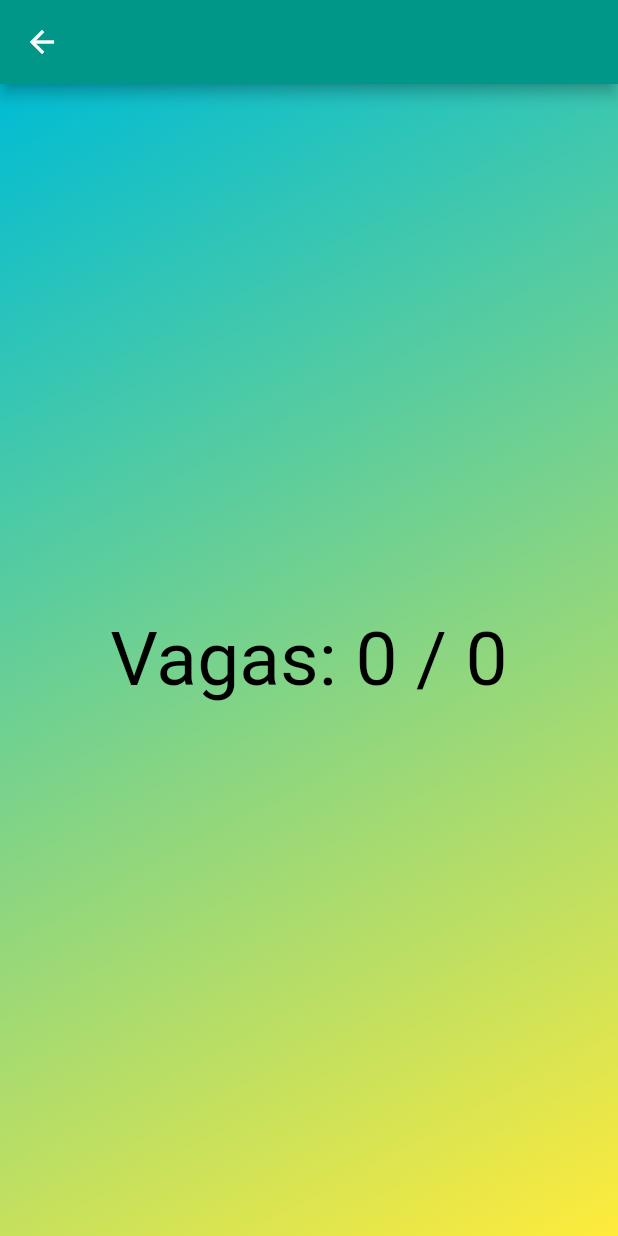
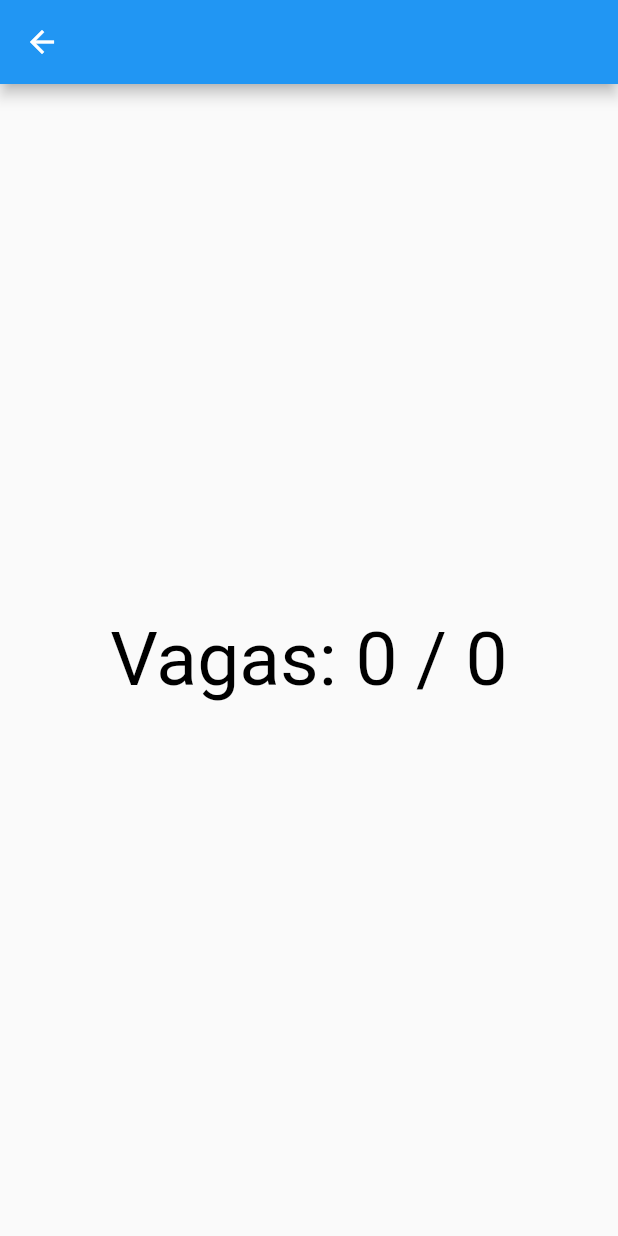
Before and after one commit to joaomiguelmarchi/Projeto-Final, a Flutter app: the screen it shows after launch, after a tap on "Vagas Utilizadas", on a phone screen of 412 x 824 dp. Run offline on Flutter 3.47's test engine with Material 2 defaults, Android fonts, the phone set to English and light mode, and no system bars; our stand-ins replace image_picker, shared_preferences, sqflite; accounts and stored records are empty.

Commit message:
Commit 08/12

```diff
--- a/lib/controller/provider_try.dart
+++ b/lib/controller/provider_try.dart
@@ -1,20 +1,32 @@
 import 'dart:io';
 import 'package:flutter/material.dart';
-import 'package:projeto_final/model/vagas.dart';
+import 'package:projeto_final/model/lots.dart';
 import 'package:projeto_final/model/cars.dart';
 import 'package:projeto_final/model/records.dart';
 import 'package:shared_preferences/shared_preferences.dart';
 
 const _num = "_num";
 
+var darkTheme = ThemeData(
+  primarySwatch: Colors.teal,
+  brightness: Brightness.dark,
+  visualDensity: VisualDensity.adaptivePlatformDensity,
+);
+
+var lightTheme = ThemeData(
+  primarySwatch: Colors.blue,
+  brightness: Brightness.light,
+  visualDensity: VisualDensity.adaptivePlatformDensity,
+);
+
 class ProviderTry extends ChangeNotifier {
-  List<Vaga> listateste = [];
+  List<Lots> listoflots = [];
   List<Cars> listacars = [];
   List<Records> listrecords = [];
-  String? name, plate, start, end;
-  File? photo;
-  int index = 0;
-
+  int numberofcars = 0;
+  var themevar;
+  bool theme = true;
+  File? image;
   ProviderTry() {
     init();
   }
@@ -41,47 +53,36 @@ class ProviderTry extends ChangeNotifier {
   }
 
   buildList() {
-    listateste.clear();
+    listoflots.clear();
     for (int i = 0; i < _numberOfLots; i++) {
-      listateste.add(Vaga(
+      listoflots.add(Lots(
         name: "Vaga ${i + 1}"
       ));
     }
     notifyListeners();
   }
+  getl(int i){
+    numberofcars = i;
+  }
 
-  removeCar(Cars car, String end1) {
-    name=car.ownername;
-    plate=car.carId;
-    end=end1;
-    photo = car.photo;
-    start=car.start;
-    listacars.remove(car);
+  addRegister(String name, plate, start) {
+  listrecords.add(Records(name: name, plate: plate, startDate: start,));
     notifyListeners();
   }
 
-  aumentar() {
-    index++;
+  changeTheme(bool b){
+    theme = b;
+    print(theme);
     notifyListeners();
   }
+  getTheme(){
 
-  reiniciar() {
-    index = 0;
-    notifyListeners();
+    if (theme==true){
+      themevar = lightTheme;
+    }else{
+      themevar= darkTheme;
+    }
+    return themevar;
   }
 
-  addCar(
-      String owner, String car, File? carPhoto, String startDate) {
-    listacars.add(Cars(
-        ownername: owner,
-        carId: car,
-        photo: carPhoto,
-        start: startDate,));
-    notifyListeners();
-  }
-
-  addRegister(String name, plate, start) {
-  listrecords.add(Records(name: name, plate: plate, startDate: start));
-    notifyListeners();
-  }
 }
--- a/lib/main.dart
+++ b/lib/main.dart
@@ -1,15 +1,15 @@
 import 'package:flutter/material.dart';
 import 'package:projeto_final/controller/provider_try.dart';
-import 'package:projeto_final/view/a.dart';
-import 'package:projeto_final/view/car_screen.dart';
+import 'package:projeto_final/view/cars_screen.dart';
 import 'package:projeto_final/view/enter_screen.dart';
 import 'package:projeto_final/view/initial_screen.dart';
 import 'package:projeto_final/view/records_screen.dart';
 import 'package:projeto_final/view/screen1.1.dart';
 import 'package:projeto_final/view/screen1.dart';
 import 'package:projeto_final/view/screen2.dart';
+import 'package:projeto_final/view/settings_screen.dart';
 import 'package:provider/provider.dart';
-import 'package:projeto_final/view/vagas_screen.dart';
+import 'package:projeto_final/view/lots_screen.dart';
 
 void main() {
   runApp(
@@ -30,12 +30,11 @@ class MyApp extends StatefulWidget {
 class _MyAppState extends State<MyApp> {
   @override
   Widget build(BuildContext context) {
+    final state = Provider.of<ProviderTry>(context);
     return MaterialApp(
       debugShowCheckedModeBanner: false,
       title: 'Flutter Demo',
-      theme: ThemeData(
-        primarySwatch: Colors.teal,
-      ),
+      theme: state.getTheme(),
      initialRoute: '/',
      routes: {
         '/' : (context) => const InitialScreen(),
@@ -43,10 +42,10 @@ class _MyAppState extends State<MyApp> {
        'screen1.1' : (context) => const ScreenOneEOne(),
        'screen2' : (context) => const ScreenTwo(),
        'enterscreen' : (context) => const EnterScreen(),
-       // 'carscreen' : (context) => const CarScreen(),
-       'vagasrest' : (context) => const  VagasRestantesScreen(),
+        'carsscreen' : (context) => const CarsScreen(),
+       'vagasrest' : (context) => const  LotsScreen(),
        'recordsscreen' : (context) => const  RecordsScreen(),
-       'a' : (context) => const  A(),
+       'settings' : (context) => const  Settings(),
      },
     );
   }
--- a/lib/model/vagas.dart
+++ b/lib/model/lots.dart
@@ -1,7 +1,7 @@
 import 'package:flutter/material.dart';
 
-class Vaga extends StatelessWidget {
-  const Vaga({required this.name, Key? key})
+class Lots extends StatelessWidget {
+  const Lots({required this.name, Key? key})
       : super(key: key);
   final String name;
 
@@ -25,6 +25,7 @@ class Vaga extends StatelessWidget {
             name,
             style: const TextStyle(
                 fontSize: 25,
+              color: Colors.black
             ),
           ),
               )
--- a/lib/view/initial_screen.dart
+++ b/lib/view/initial_screen.dart
@@ -15,25 +15,23 @@ class _InitialScreenState extends State<InitialScreen> {
     final state = Provider.of<ProviderTry>(context);
     return Scaffold(
       body: Center(
-        child: Container(
-          decoration: const BoxDecoration(
-            gradient: LinearGradient(
-                begin: Alignment.topLeft,
-                end: Alignment.bottomRight,
-                colors: [
-                  Colors.cyan,
-                  Colors.yellow,
-                ]),
-          ),
         child: ListView(children: [
           Column(
             mainAxisAlignment: MainAxisAlignment.start,
             children: [
-                SizedBox(
+              (state.theme)
+                  ? SizedBox(
                       height: 400,
                       width: 400,
                       child: Image.asset(
                         'assets/images/logo.png',
+                      ),
+                    )
+                  : SizedBox(
+                      height: 400,
+                      width: 400,
+                      child: Image.asset(
+                        'assets/images/logo_dark.png',
                       ),
                     ),
               Row(
@@ -51,8 +49,8 @@ class _InitialScreenState extends State<InitialScreen> {
                       child: ElevatedButton(
                         onPressed: () {
                           state.init();
-                            if (state.listateste.isEmpty ||
-                                state.numberOfLots != state.listateste.length) {
+                          if (state.listoflots.isEmpty ||
+                              state.numberOfLots != state.listoflots.length) {
                             state.buildList();
                           }
                           Navigator.pushNamed(context, 'screen1');
@@ -126,7 +124,7 @@ class _InitialScreenState extends State<InitialScreen> {
                       ),
                       child: ElevatedButton(
                         onPressed: () {
-                            Navigator.pushNamed(context, 'a');
+                          Navigator.pushNamed(context, 'carsscreen');
                         },
                         child: const Text(
                           'Veículos',
@@ -150,6 +148,10 @@ class _InitialScreenState extends State<InitialScreen> {
                   ),
                   child: ElevatedButton(
                     onPressed: () {
+                      if (state.listoflots.isEmpty ||
+                          state.numberOfLots != state.listoflots.length) {
+                        state.buildList();
+                      }
                       Navigator.pushNamed(context, 'vagasrest');
                     },
                     child: const Text(
@@ -165,6 +167,15 @@ class _InitialScreenState extends State<InitialScreen> {
           ),
         ]),
       ),
+      bottomNavigationBar: BottomAppBar(
+        shape: const CircularNotchedRectangle(),
+        notchMargin: 10,
+        child: IconButton(
+          onPressed: () {
+            Navigator.pushNamed(context, 'settings');
+          },
+          icon: const Icon(Icons.settings),
+        ),
       ),
     );
   }
--- a/lib/view/list_screen.dart
+++ b/lib/view/list_screen.dart
@@ -14,7 +14,7 @@ class _ListScreenState extends State<ListScreen> {
   @override
   Widget build(BuildContext context) {
     return Column(
-      children: (context.watch<ProviderTry>().listateste),
+      children: (context.watch<ProviderTry>().listoflots),
     );
   }
 }
--- /dev/null
+++ b/lib/view/lots_screen.dart
@@ -0,0 +1,32 @@
+import 'package:flutter/material.dart';
+import 'package:projeto_final/controller/provider_try.dart';
+import 'package:provider/provider.dart';
+
+class LotsScreen extends StatefulWidget {
+  const LotsScreen({Key? key}) : super(key: key);
+
+  @override
+  State<LotsScreen> createState() => _LotsScreenState();
+}
+
+class _LotsScreenState extends State<LotsScreen> {
+  @override
+  Widget build(BuildContext context) {
+    final state = Provider.of<ProviderTry>(context);
+    return Scaffold(
+      appBar: AppBar(),
+      body: Center(
+        child: Center(
+          child: Text(
+            'Vagas: ${state.numberofcars} /'
+            ' ${state.listoflots.length}',
+            style: const TextStyle(
+              fontSize: 50,
+              color: Colors.black,
+            ),
+          ),
+        ),
+      ),
+    );
+  }
+}
--- a/lib/view/vagas_screen.dart
+++ /dev/null
@@ -1,40 +0,0 @@
-import 'package:flutter/material.dart';
-import 'package:projeto_final/controller/provider_try.dart';
-import 'package:provider/provider.dart';
-
-class VagasRestantesScreen extends StatelessWidget {
-  const VagasRestantesScreen({Key? key}) : super(key: key);
-
-  @override
-  Widget build(BuildContext context) {
-    return Scaffold(
-      appBar: AppBar(),
-      body: Center(
-        child: Center(
-          child: Container(
-            decoration: const BoxDecoration(
-              gradient: LinearGradient(
-                begin: Alignment.topLeft,
-                end: Alignment.bottomRight,
-                colors: [
-                  Colors.cyan,
-                  Colors.yellow,
-                ],
-              ),
-            ),
-            child: Center(
-              child: Text(
-                'Vagas: ${Provider.of<ProviderTry>(context, listen: false).listacars.length} /'
-                ' ${Provider.of<ProviderTry>(context, listen: false).listateste.length}',
-                style: const TextStyle(
-                  fontSize: 50,
-                  color: Colors.black,
-                ),
-              ),
-            ),
-          ),
-        ),
-      ),
-    );
-  }
-}
--- a/pubspec.yaml
+++ b/pubspec.yaml
@@ -64,6 +64,7 @@ flutter:
   # To add assets to your application, add an assets section, like this:
   assets:
     - assets/images/logo.png
+    - assets/images/logo_dark.png
 
   #   - images/a_dot_burr.jpeg
   #   - images/a_dot_ham.jpeg
```
Also changed, not shown: lib/model/CRUD.dart (+8 -5 lines), lib/model/cars.dart (+24 -32 lines), lib/model/records.dart (+6 -6 lines), lib/view/car_screen.dart (deleted, +0 -77 lines), lib/view/cars_screen.dart (renamed from lib/view/a.dart, +11 -17 lines), lib/view/enter_screen.dart (+15 -22 lines), lib/view/records_screen.dart (+2 -14 lines), lib/view/screen1.1.dart (+5 -19 lines), lib/view/screen1.dart (+5 -18 lines), lib/view/screen2.dart (+12 -39 lines), lib/view/settings_screen.dart (added, +76 -0 lines), assets/images/logo_dark.png (added), pubspec.lock. Lines whose indentation alone changed are shown as unchanged.
